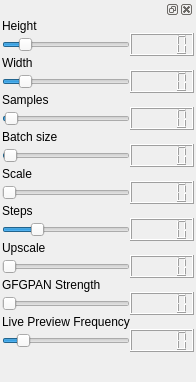
This is frontend/ui_widgets/sizer_count.ui in XmYx/ainodes-pyside as Qt 5 draws it before an edit. The edited form follows.
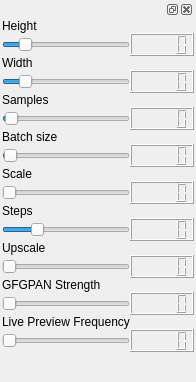
This is the edited form.

Commit message: preview freq slider

```diff
--- a/frontend/ui_widgets/sizer_count.ui
+++ b/frontend/ui_widgets/sizer_count.ui
@@ -316,6 +316,9 @@
          </item>
          <item row="28" column="0">
           <widget class="QSlider" name="previewSlider">
+           <property name="minimum">
+            <number>3</number>
+           </property>
            <property name="maximum">
             <number>25</number>
            </property>
```
The commit also changes 2 other files.
